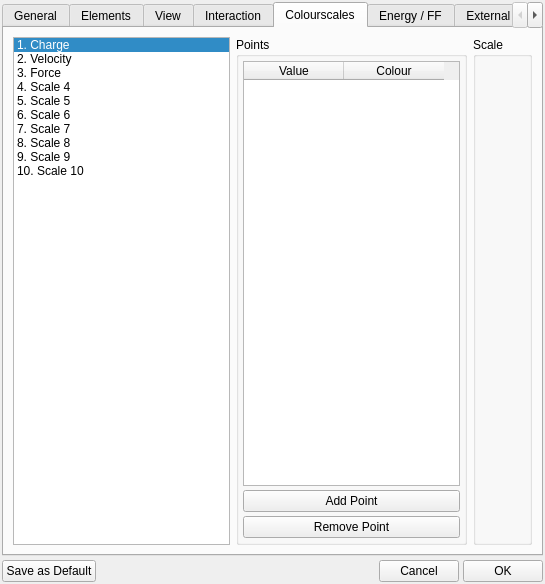
Before: the Qt Designer form src/gui/prefs.ui in trisyoungs/aten, drawn with Qt 5.
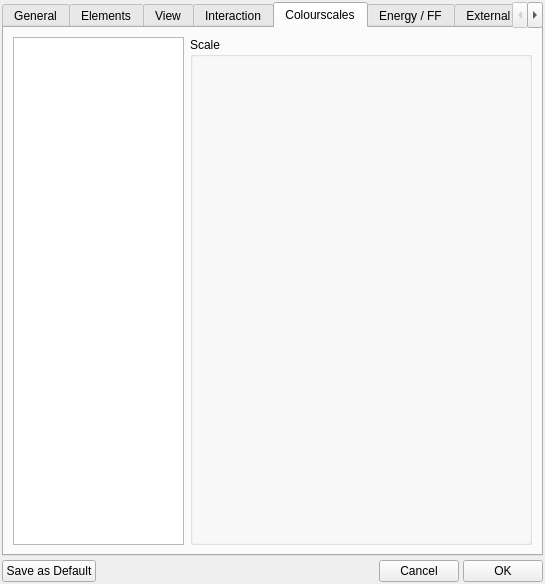
After: the same form once the commit is applied. The open tabs and pages were chosen to show the change. Icons and pictures are not drawn. Custom widgets are drawn as their Qt base class.

Commit message: Added overloaded ColourScale::removePoint() function. Added context menu to TGradientEditor allowing values of points to be changed, deleted, and spaced. Fixed - TColourWheel circular region was not set correctly if the widget size was taller than the used area of the wheel.

The edit to the form file:
```diff
--- a/src/gui/prefs.ui
+++ b/src/gui/prefs.ui
@@ -2553,7 +2553,7 @@
         <widget class="QListWidget" name="ScaleList">
          <property name="sizePolicy">
           <sizepolicy hsizetype="Expanding" vsizetype="Expanding">
-           <horstretch>0</horstretch>
+           <horstretch>1</horstretch>
            <verstretch>0</verstretch>
           </sizepolicy>
          </property>
@@ -2567,141 +2567,15 @@
           <set>QAbstractItemView::NoEditTriggers</set>
          </property>
          <property name="currentRow">
-          <number>0</number>
+          <number>-1</number>
          </property>
-         <item>
-          <property name="text">
-           <string>1. Charge</string>
-          </property>
-         </item>
-         <item>
-          <property name="text">
-           <string>2. Velocity</string>
-          </property>
-         </item>
-         <item>
-          <property name="text">
-           <string>3. Force</string>
-          </property>
-         </item>
-         <item>
-          <property name="text">
-           <string>4. Scale 4</string>
-          </property>
-         </item>
-         <item>
-          <property name="text">
-           <string>5. Scale 5</string>
-          </property>
-         </item>
-         <item>
-          <property name="text">
-           <string>6. Scale 6</string>
-          </property>
-         </item>
-         <item>
-          <property name="text">
-           <string>7. Scale 7</string>
-          </property>
-         </item>
-         <item>
-          <property name="text">
-           <string>8. Scale 8</string>
-          </property>
-         </item>
-         <item>
-          <property name="text">
-           <string>9. Scale 9</string>
-          </property>
-         </item>
-         <item>
-          <property name="text">
-           <string>10. Scale 10</string>
-          </property>
-         </item>
-        </widget>
-       </item>
-       <item>
-        <widget class="QGroupBox" name="PointsGroup">
-         <property name="sizePolicy">
-          <sizepolicy hsizetype="Expanding" vsizetype="Expanding">
-           <horstretch>0</horstretch>
-           <verstretch>0</verstretch>
-          </sizepolicy>
-         </property>
-         <property name="title">
-          <string>Points</string>
-         </property>
-         <layout class="QVBoxLayout" name="verticalLayout">
-          <property name="spacing">
-           <number>4</number>
-          </property>
-          <property name="leftMargin">
-           <number>4</number>
-          </property>
-          <property name="topMargin">
-           <number>4</number>
-          </property>
-          <property name="rightMargin">
-           <number>4</number>
-          </property>
-          <property name="bottomMargin">
-           <number>4</number>
-          </property>
-          <item>
-           <widget class="QTableWidget" name="ScalePointsTable">
-            <property name="editTriggers">
-             <set>QAbstractItemView::DoubleClicked|QAbstractItemView::EditKeyPressed</set>
-            </property>
-            <property name="selectionMode">
-             <enum>QAbstractItemView::SingleSelection</enum>
-            </property>
-            <property name="selectionBehavior">
-             <enum>QAbstractItemView::SelectRows</enum>
-            </property>
-            <property name="showGrid">
-             <bool>false</bool>
-            </property>
-            <column>
-             <property name="text">
-              <string>Value</string>
-             </property>
-            </column>
-            <column>
-             <property name="text">
-              <string>Colour</string>
-             </property>
-            </column>
-           </widget>
-          </item>
-          <item>
-           <widget class="QPushButton" name="AddPointButton">
-            <property name="text">
-             <string>Add Point</string>
-            </property>
-            <property name="autoDefault">
-             <bool>false</bool>
-            </property>
-           </widget>
-          </item>
-          <item>
-           <widget class="QPushButton" name="RemovePointButton">
-            <property name="text">
-             <string>Remove Point</string>
-            </property>
-            <property name="autoDefault">
-             <bool>false</bool>
-            </property>
-           </widget>
-          </item>
-         </layout>
         </widget>
        </item>
        <item>
         <widget class="QGroupBox" name="ScaleGroup">
          <property name="sizePolicy">
           <sizepolicy hsizetype="Expanding" vsizetype="Preferred">
-           <horstretch>0</horstretch>
+           <horstretch>2</horstretch>
            <verstretch>0</verstretch>
           </sizepolicy>
          </property>
```
Left out of the diff: 5 changed lines with no effect on the pictures. The commit also changes 8 other files.
